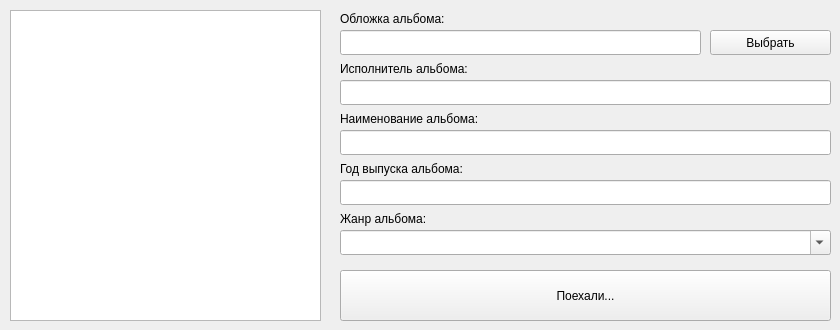
This is designs/album.ui in DenisZhmakin/VK-Music-Downloader as Qt 5 draws it before an edit. The edited form follows.
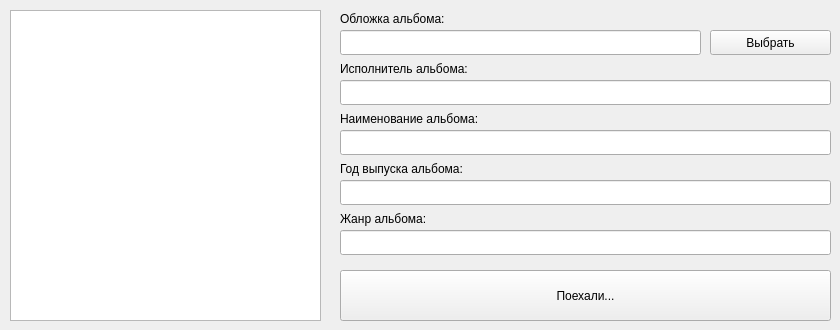
This is the edited form.

Commit message: Переписал форму редактирования информации о альбоме

Diff of the .ui file:
```diff
--- a/designs/album.ui
+++ b/designs/album.ui
@@ -156,19 +156,6 @@
     <string>Поехали...</string>
    </property>
   </widget>
-  <widget class="QComboBox" name="genre_combobox">
-   <property name="geometry">
-    <rect>
-     <x>340</x>
-     <y>230</y>
-     <width>491</width>
-     <height>25</height>
-    </rect>
-   </property>
-   <property name="editable">
-    <bool>true</bool>
-   </property>
-  </widget>
   <widget class="QGraphicsView" name="graphicsView">
    <property name="geometry">
     <rect>
@@ -179,6 +166,16 @@
     </rect>
    </property>
   </widget>
+  <widget class="QLineEdit" name="genre_line">
+   <property name="geometry">
+    <rect>
+     <x>340</x>
+     <y>230</y>
+     <width>491</width>
+     <height>25</height>
+    </rect>
+   </property>
+  </widget>
  </widget>
  <resources/>
  <connections/>
```
The commit also changes 5 other files.
